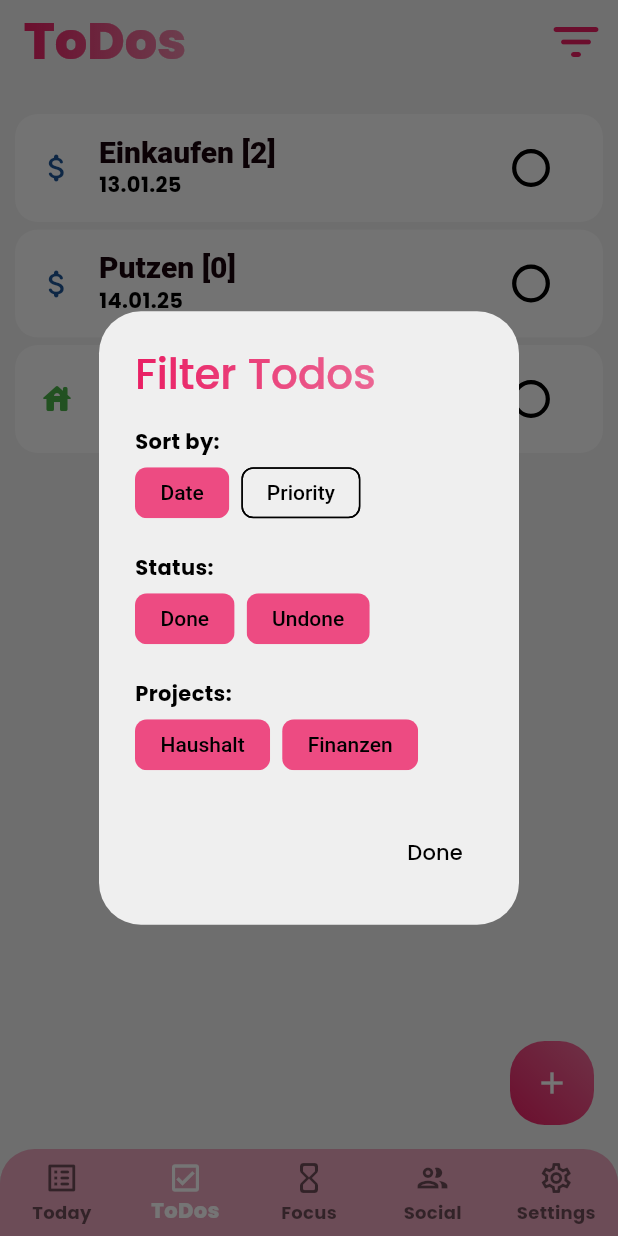
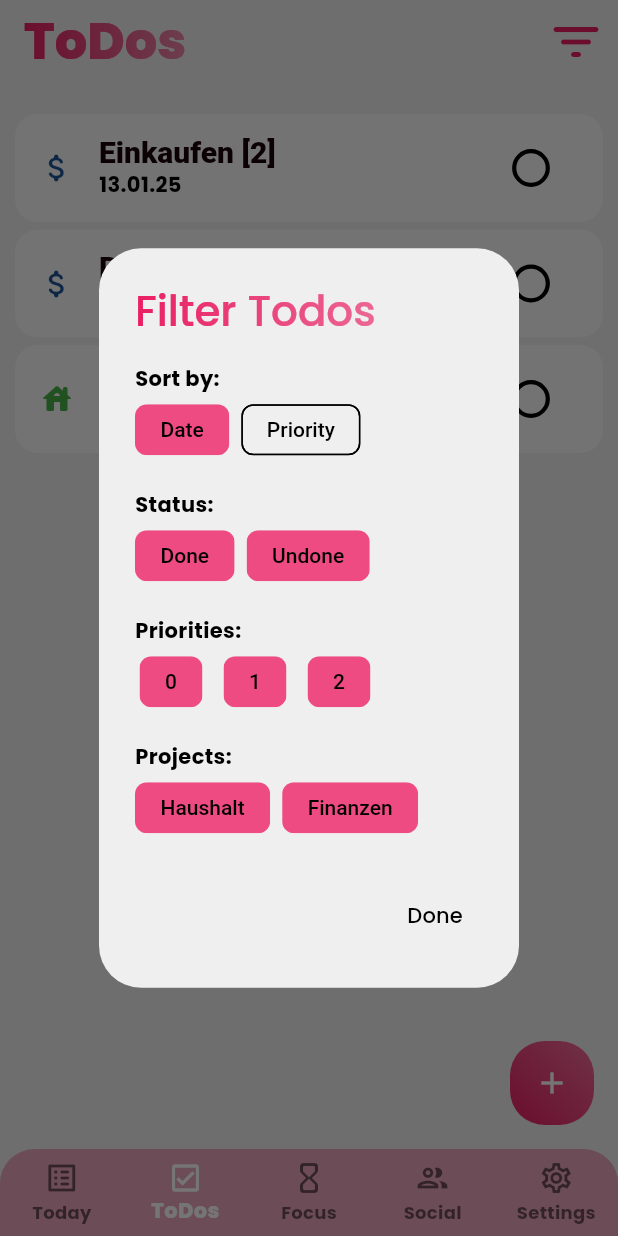
Before and after one commit to edhae/get_done, a Flutter app: the screen it shows after launch, item 2 of the bottom bar chosen, after a tap on the "filter list" icon, on a phone screen of 412 x 824 dp. Run offline on Flutter 3.47's test engine with Material 3 defaults, Android fonts, the light colour scheme and no system bars; drawn by our look-alikes of simple_gradient_text.

Commit message:
alles legt

```diff
--- a/lib/data.dart
+++ b/lib/data.dart
@@ -45,6 +45,7 @@ Map<int, Map<String, dynamic>> projects = {
 // Filtering and Sorting
 String selectedSortOption = 'Date';
 List<String> selectedStatusFilters = ['Done', 'Undone'];
+List<String> selectedPriorityFilters = ['0', '1', '2'];
 List selectedProjectsId =
     List.generate(projects.length, (int index) => index, growable: true);
 
--- a/lib/mainpages/todospage.dart
+++ b/lib/mainpages/todospage.dart
@@ -12,6 +12,8 @@ class TodosPage extends StatefulWidget {
 }
 
 class _TodosPageState extends State<TodosPage> {
+  int anyTodosDisplayed = 0;
+
   @override
   Widget build(BuildContext context) {
     return Scaffold(
@@ -76,6 +78,16 @@ class _TodosPageState extends State<TodosPage> {
 
             // check status filter
             if (!selectedStatusFilters.contains(todoIsDoneString)) {
+              anyTodosDisplayed += 1;
+              return SizedBox.shrink(
+                key: ValueKey(index),
+              );
+            }
+
+            // check priority filter
+
+            if (!selectedPriorityFilters.contains(todoPriority.toString())) {
+              anyTodosDisplayed += 1;
               return SizedBox.shrink(
                 key: ValueKey(index),
               );
@@ -83,10 +95,19 @@ class _TodosPageState extends State<TodosPage> {
 
             // check project filter
             if (!selectedProjectsId.contains(projectId)) {
+              anyTodosDisplayed += 1;
               return SizedBox.shrink(
                 key: ValueKey(index),
               );
             }
+
+            debugPrint(anyTodosDisplayed.toString());
+
+            // check if any Todos are being displayed
+            if (anyTodosDisplayed == todos.length) {
+              return Center(child: Text('hallo'));
+            }
+            anyTodosDisplayed == 0;
 
             return Dismissible(
               key: ValueKey(index),
@@ -137,10 +158,9 @@ class _TodosPageState extends State<TodosPage> {
                   color: Theme.of(context).colorScheme.primaryContainer,
                 ),
                 child: GestureDetector(
-                  onTap: () {},
-                  child: InkWell(
-                    splashColor: Colors.transparent,
-                    hoverColor: Colors.transparent,
+                  onTap: () {
+                    //! todo bearbeiten
+                  },
                   child: ListTile(
                     title: Text(
                       '$todoTitle [$todoPriority]',
@@ -165,7 +185,6 @@ class _TodosPageState extends State<TodosPage> {
                           });
                         },
                         shape: CircleBorder(),
-                        ),
                       ),
                     ),
                   ),
@@ -245,7 +264,6 @@ class _SetFilterAndSortAlertState extends State<SetFilterAndSortAlert> {
                       selected:
                           selectedStatusFilters.contains(statusFilterOption),
                       onSelected: (isSelected) {
-                        debugPrint(isSelected.toString());
                         if (isSelected) {
                           setState(() {
                             selectedStatusFilters.add(statusFilterOption);
@@ -253,6 +271,33 @@ class _SetFilterAndSortAlertState extends State<SetFilterAndSortAlert> {
                         } else {
                           setState(() {
                             selectedStatusFilters.remove(statusFilterOption);
+                          });
+                        }
+                      },
+                      showCheckmark: false,
+                    ),
+                  )
+                  .toList(),
+            ),
+            SizedBox(height: 16.0),
+            Text('Priorities:'),
+            Wrap(
+              spacing: 8.0,
+              children: ['0', '1', '2']
+                  .map(
+                    (priorityFilterOption) => FilterChip(
+                      label: Text(priorityFilterOption),
+                      selected: selectedPriorityFilters
+                          .contains(priorityFilterOption),
+                      onSelected: (isSelected) {
+                        if (isSelected) {
+                          setState(() {
+                            selectedPriorityFilters.add(priorityFilterOption);
+                          });
+                        } else {
+                          setState(() {
+                            selectedPriorityFilters
+                                .remove(priorityFilterOption);
                           });
                         }
                       },
```
Lines whose indentation alone changed are shown as unchanged.
